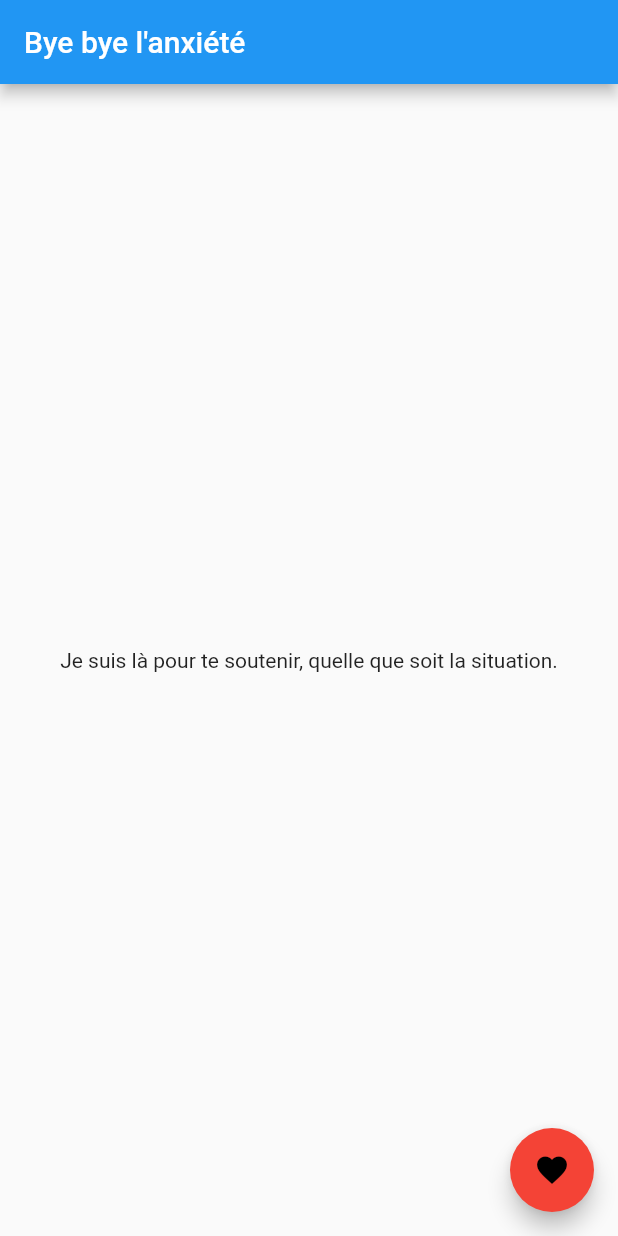
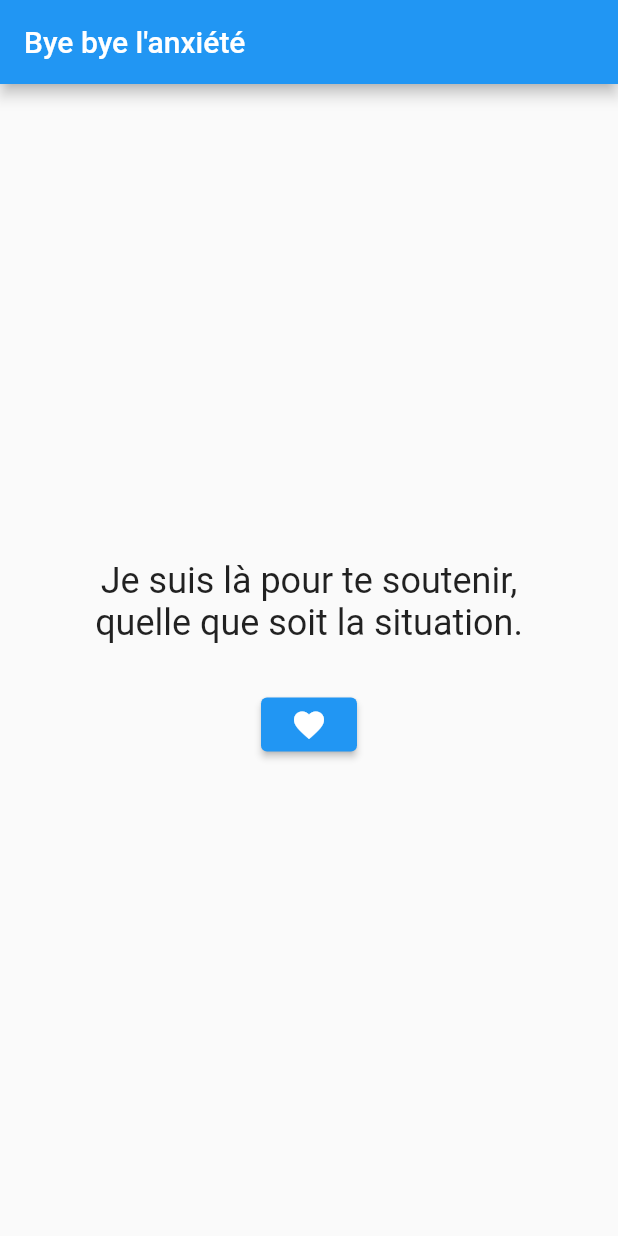
Before and after one commit to EaudeJavel/for_my_ex_gf, a Flutter app: the screen it shows after launch, after a tap on the "favorite" icon, on a phone screen of 412 x 824 dp. Run offline on Flutter 3.47's test engine with Material 2 defaults, Android fonts, the phone set to English and light mode, and no system bars.

Commit message:
feature: implement creation of a heart widget + main sentence visible or not

```diff
--- a/lib/components/heart.dart
+++ b/lib/components/heart.dart
@@ -1,35 +1,26 @@
+// ignore_for_file: unused_import
 import 'package:flutter/foundation.dart';
 import 'package:flutter/material.dart';
 
 class HeartWidget extends StatelessWidget {
   const HeartWidget({
     super.key,
-    required this.size,
-    required this.color,
   });
-
-  final double size;
-  final Color? color;
 
   @override
   Widget build(BuildContext context) {
-    return Icon(
+    return const Icon(
       Icons.favorite,
-      size: size,
-      color: color,
     );
   }
 }
 
 //create a function that create a heart icon in the middle of the screen
-HeartWidget createHeartIcon() {
-  //create a heart icon
-  HeartWidget heart = const HeartWidget(
-    size: 100,
-    color: Colors.red,
+void createHeartIcon() {
+  const Center(
+    child: HeartWidget(),
   );
   if (kDebugMode) {
-    print(heart.size);
+    print("Heart icon created");
   }
-  return heart;
 }
--- a/lib/home/home.dart
+++ b/lib/home/home.dart
@@ -1,4 +1,4 @@
-// ignore_for_file: unnecessary_null_comparison
+// ignore_for_file: unnecessary_null_comparison, unused_import
 import 'package:flutter/foundation.dart';
 import 'package:flutter/material.dart';
 import 'dart:convert';
@@ -15,9 +15,9 @@ class MyHomePage extends StatefulWidget {
   State<MyHomePage> createState() => _MyHomePageState();
 }
 
-class _MyHomePageState extends State<MyHomePage>
-    with SingleTickerProviderStateMixin {
+class _MyHomePageState extends State<MyHomePage> {
   List<String>? sentences;
+  bool _isVisible = false;
 
   @override
   void initState() {
@@ -28,10 +28,6 @@ class _MyHomePageState extends State<MyHomePage>
   @override
   Widget build(BuildContext context) {
     return Scaffold(
-        floatingActionButton: FloatingActionButton(
-          onPressed: () => createHeartIcon(),
-          child: const Icon(Icons.favorite),
-        ),
         appBar: AppBar(
           title: Text(widget.title),
         ),
@@ -60,8 +56,38 @@ class _MyHomePageState extends State<MyHomePage>
                       // Calculate the index of the sentence to display
                       int index = DateTime.now().day % sentences!.length;
                       return Center(
-                        child: Text(sentences![index]),
-                      );
+                          child: SizedBox(
+                        width: 300,
+                        child: Column(
+                          mainAxisAlignment: MainAxisAlignment.center,
+                          crossAxisAlignment: CrossAxisAlignment.center,
+                          children: [
+                            Container(
+                              margin: const EdgeInsets.only(bottom: 30),
+                              child: Visibility(
+                                visible: _isVisible,
+                                child: Text(sentences![index],
+                                    textAlign: TextAlign.center,
+                                    style: const TextStyle(
+                                      fontSize: 24,
+                                    )),
+                              ),
+                            ),
+                            ElevatedButton(
+                              onPressed: () {
+                                setState(() {
+                                  _isVisible = !_isVisible;
+                                });
+                                if (kDebugMode) {
+                                  print("visible: $_isVisible");
+                                }
+                                // createText();
+                              },
+                              child: const HeartWidget(),
+                            ),
+                          ],
+                        ),
+                      ));
                     }
                   }
                 } else {
@@ -95,8 +121,6 @@ class _MyHomePageState extends State<MyHomePage>
       sentences =
           jsonData.values.map((sentence) => sentence.toString()).toList();
     }
-
-    // Return the sentences list
     return sentences;
   }
 }
```
